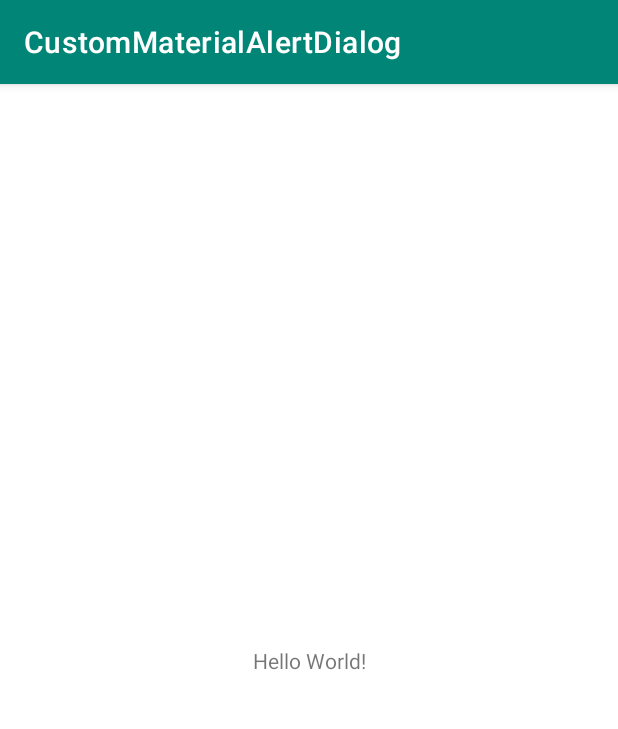
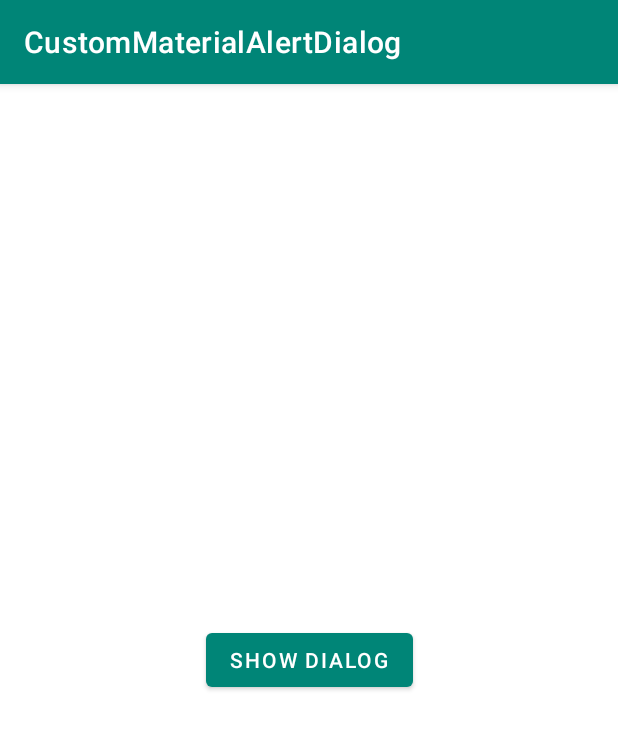
Before and after one commit to lcdsmao/CustomMaterialAlertDialog, an Android app: the screen it shows after launch (MainActivity), on a phone screen of 412 x 824 dp. Shown: the top 729 px of the screen. Run offline under Robolectric (Android 15) with nearby library versions, the phone set to English and light mode, and no system bars.

Commit message:
Create dialog

```diff
--- a/app/src/main/java/com/github/lcdsmao/custommaterialalertdialog/MainActivity.kt
+++ b/app/src/main/java/com/github/lcdsmao/custommaterialalertdialog/MainActivity.kt
@@ -2,11 +2,16 @@ package com.github.lcdsmao.custommaterialalertdialog
 
 import androidx.appcompat.app.AppCompatActivity
 import android.os.Bundle
+import kotlinx.android.synthetic.main.activity_main.*
 
 class MainActivity : AppCompatActivity() {
 
   override fun onCreate(savedInstanceState: Bundle?) {
     super.onCreate(savedInstanceState)
     setContentView(R.layout.activity_main)
+
+    button_show_dialog.setOnClickListener {
+      CustomAlertDialog().show(supportFragmentManager, null)
+    }
   }
 }
--- a/app/src/main/res/layout/activity_main.xml
+++ b/app/src/main/res/layout/activity_main.xml
@@ -6,10 +6,11 @@
     android:layout_height="match_parent"
     tools:context=".MainActivity">
 
-    <TextView
+    <com.google.android.material.button.MaterialButton
+        android:id="@+id/button_show_dialog"
         android:layout_width="wrap_content"
         android:layout_height="wrap_content"
-        android:text="Hello World!"
+        android:text="@string/show_dialog"
         app:layout_constraintBottom_toBottomOf="parent"
         app:layout_constraintLeft_toLeftOf="parent"
         app:layout_constraintRight_toRightOf="parent"
--- a/app/src/main/res/values/strings.xml
+++ b/app/src/main/res/values/strings.xml
@@ -1,3 +1,8 @@
 <resources>
     <string name="app_name">CustomMaterialAlertDialog</string>
+    <string name="show_dialog">Show Dialog</string>
+    <string name="title">Alert Dialog Title</string>
+    <string name="positive">OK</string>
+    <string name="negative">Cancel</string>
+    <string name="message">Dialogs inform users about a task and can contain critical information, require decisions, or involve multiple tasks.</string>
 </resources>
```
Also changed, not shown: app/src/main/java/com/github/lcdsmao/custommaterialalertdialog/CustomAlertDialog.kt (added, +18 -0 lines).
